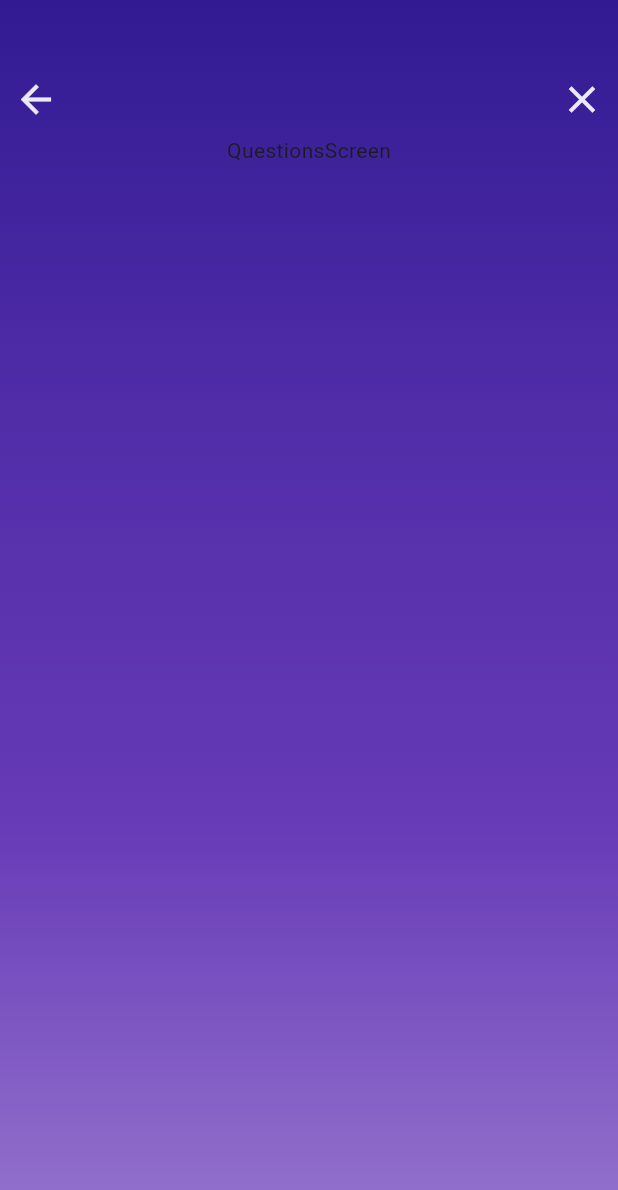
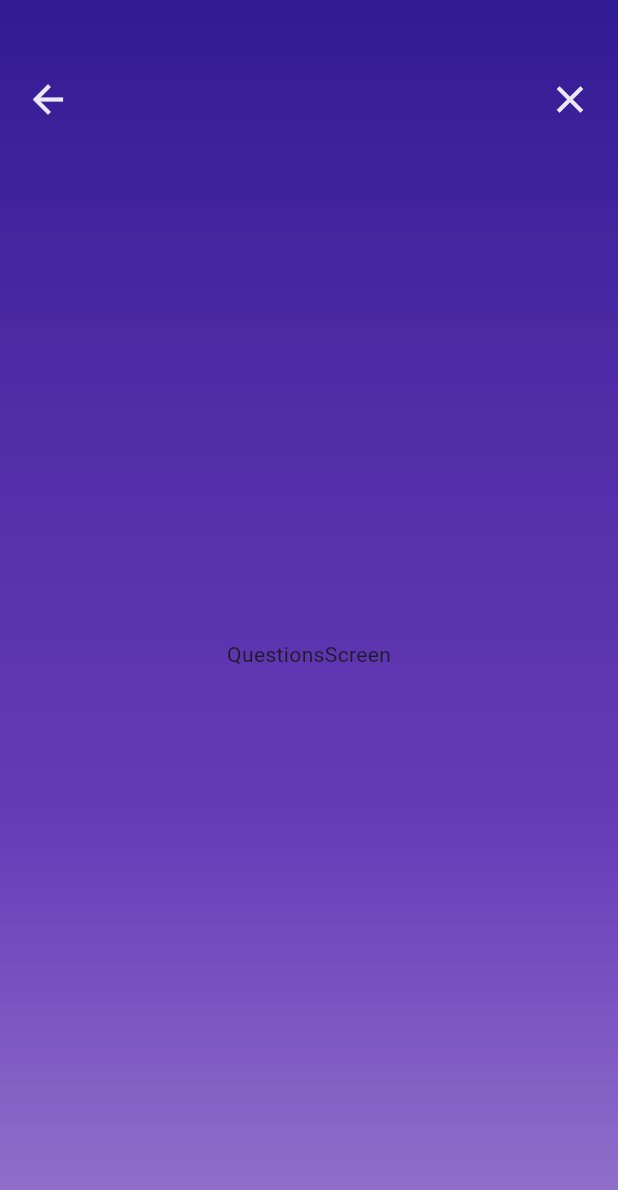
Before and after one commit to iulvimercan/flutter_QuizApp, a Flutter app: the screen it shows after launch, after a tap on "Start Quiz", on a phone screen of 412 x 824 dp. Shown: the top 1190 px of the screen. Run offline on Flutter 3.47's test engine with Material 3 defaults, Android fonts, the phone set to English and light mode, and no system bars.

Commit message:
padding and centering

```diff
--- a/lib/questions_screen.dart
+++ b/lib/questions_screen.dart
@@ -14,9 +14,10 @@ class _QuestionsScreenState extends State<QuestionsScreen> {
   @override
   Widget build(BuildContext context) {
     return Center(
+        child: Padding(
+          padding: const EdgeInsets.symmetric(horizontal: 8.0, vertical: 42),
           child: Column(
             children: [
-            const SizedBox(height: 42),
               Row(
                 mainAxisAlignment: MainAxisAlignment.spaceBetween,
                 children: [
@@ -34,8 +35,11 @@ class _QuestionsScreenState extends State<QuestionsScreen> {
                   )
                 ]
               ),
+              const Spacer(),
               const Text('QuestionsScreen'),
+              const Spacer(),
             ],
+          ),
         )
     );
   }
```
Lines whose indentation alone changed are shown as unchanged.
